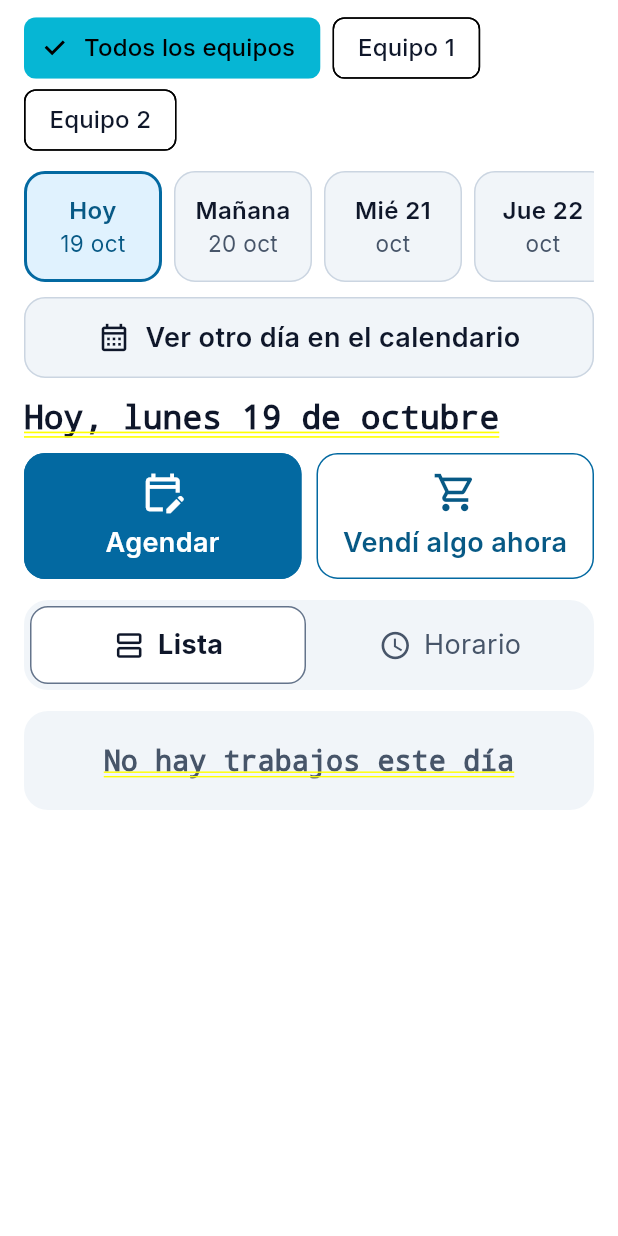
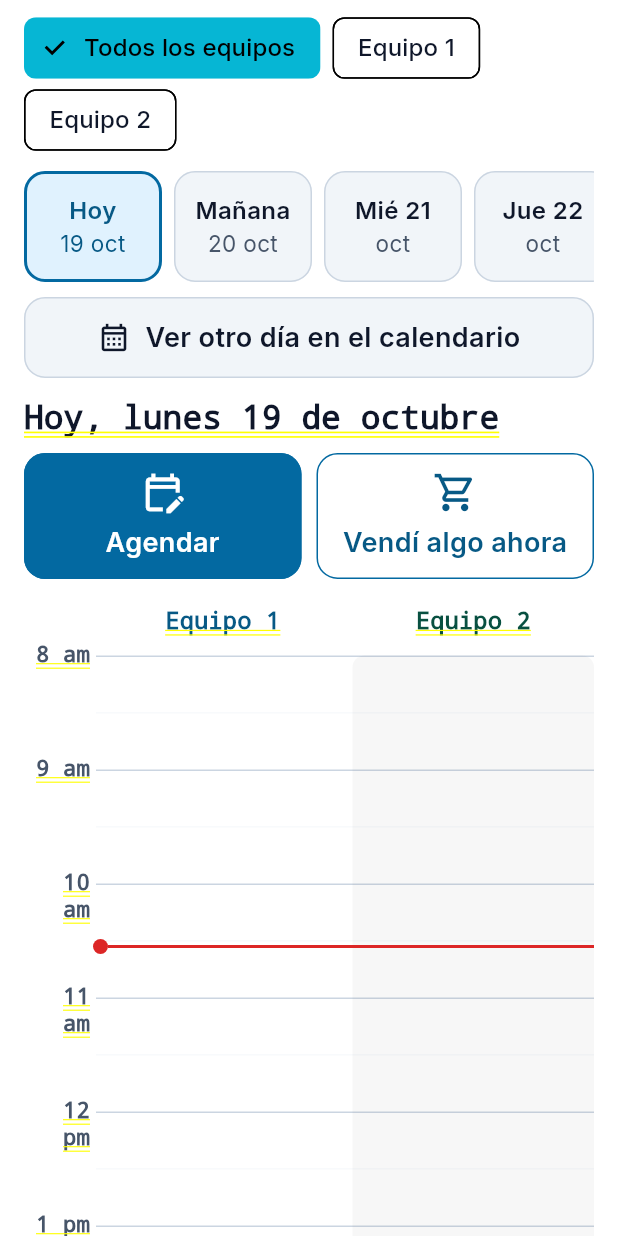
Before and after one commit to HeilamAP/herreria-app-mobile, a Flutter app: the TrabajosDiaScreen screen opened directly, on a phone screen of 412 x 824 dp. Run offline on Flutter 3.47's test engine with Material 3 defaults, Android fonts, the phone set to English and light mode, and no system bars; our stand-ins replace google_fonts, share_plus, shared_preferences; accounts and stored records are empty.

Commit message:
Trabajos muestra solo el horario (se quita la vista de lista)
El selector Lista / Horario ya no hace falta: la pestaña Trabajos y la
Agenda del administrador muestran siempre el horario de 8 am a 6 pm. Cada
trabajo se sigue abriendo con su tarjeta completa al tocarlo.

```diff
--- a/lib/screens/encargado/trabajos_screen.dart
+++ b/lib/screens/encargado/trabajos_screen.dart
@@ -9,7 +9,7 @@ import 'cobrar_screen.dart';
 import 'horario_dia.dart';
 import 'ui.dart';
 
-/// Lista de trabajos por día. La agenda es una sola: los encargados ven los
+/// Horario de trabajos por día. La agenda es una sola: los encargados ven los
 /// trabajos de los dos equipos; el administrador además puede filtrar por equipo.
 class TrabajosDiaScreen extends StatefulWidget {
   final bool admin;
@@ -23,12 +23,8 @@ class _TrabajosDiaScreenState extends State<TrabajosDiaScreen> {
   static const _anchoDia = 92.0;
   static const _separacionDia = 8.0;
 
-  /// Última vista usada (Lista u Horario); se conserva mientras la app esté abierta.
-  static String _vistaRecordada = 'lista';
-
   DateTime _dia = hoy();
   String _filtroEquipo = 'todos';
-  String _vista = _vistaRecordada;
   final _tiraDias = ScrollController();
 
   @override
@@ -202,10 +198,7 @@ class _TrabajosDiaScreenState extends State<TrabajosDiaScreen> {
             ),
           ],
         ),
-        const SizedBox(height: 14),
-        _selectorVista(),
-        const SizedBox(height: 14),
-        if (_vista == 'horario')
+        const SizedBox(height: 18),
         HorarioDia(
           trabajos: lista,
           equipos: equipo == 'todos' ? const ['equipo1', 'equipo2'] : [equipo],
@@ -213,19 +206,7 @@ class _TrabajosDiaScreenState extends State<TrabajosDiaScreen> {
           esHoy: _dia == h,
           onTrabajo: _mostrarTrabajo,
           onHueco: _mostrarHueco,
-          )
-        else ...[
-          if (lista.isEmpty)
-            Container(
-              padding: const EdgeInsets.all(22),
-              decoration: BoxDecoration(color: EC.superficie, borderRadius: BorderRadius.circular(16)),
-              child: const Text('No hay trabajos este día', textAlign: TextAlign.center, style: TextStyle(fontSize: 19, color: EC.textoSuave)),
         ),
-          for (final t in lista) ...[
-            _tarjeta(t),
-            const SizedBox(height: 12),
-          ],
-        ],
       ],
     );
   }
@@ -245,44 +226,6 @@ class _TrabajosDiaScreenState extends State<TrabajosDiaScreen> {
           ));
         },
       );
-
-  Widget _selectorVista() {
-    Widget opcion(String valor, String texto, IconData icono) {
-      final activa = _vista == valor;
-      return Expanded(
-        child: Material(
-          color: activa ? EC.fondo : Colors.transparent,
-          shape: RoundedRectangleBorder(
-            borderRadius: BorderRadius.circular(12),
-            side: BorderSide(color: activa ? EC.bordeFuerte : Colors.transparent),
-          ),
-          child: InkWell(
-            borderRadius: BorderRadius.circular(12),
-            onTap: () => setState(() => _vista = _vistaRecordada = valor),
-            child: SizedBox(
-              height: 52,
-              child: Row(mainAxisAlignment: MainAxisAlignment.center, children: [
-                Icon(icono, size: 22, color: activa ? EC.texto : EC.textoSuave),
-                const SizedBox(width: 8),
-                Text(texto,
-                    style: TextStyle(fontSize: 18, fontWeight: activa ? FontWeight.w700 : FontWeight.w400, color: activa ? EC.texto : EC.textoSuave)),
-              ]),
-            ),
-          ),
-        ),
-      );
-    }
-
-    return Container(
-      padding: const EdgeInsets.all(4),
-      decoration: BoxDecoration(color: EC.superficie, borderRadius: BorderRadius.circular(16)),
-      child: Row(children: [
-        opcion('lista', 'Lista', Icons.view_agenda_outlined),
-        const SizedBox(width: 4),
-        opcion('horario', 'Horario', Icons.schedule),
-      ]),
-    );
-  }
 
   /// Al tocar un trabajo en el horario: su tarjeta completa en una hoja desde abajo.
   void _mostrarTrabajo(VisitaAgenda t) {
```
Lines whose indentation alone changed are shown as unchanged.
